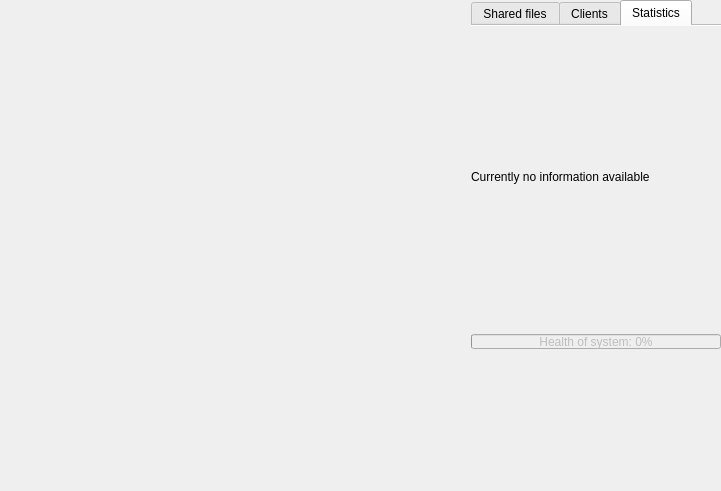
The window that textshredder_ui/editorview.ui (mitchelkuijpers/TextShredder) describes before a commit, drawn with Qt 5.
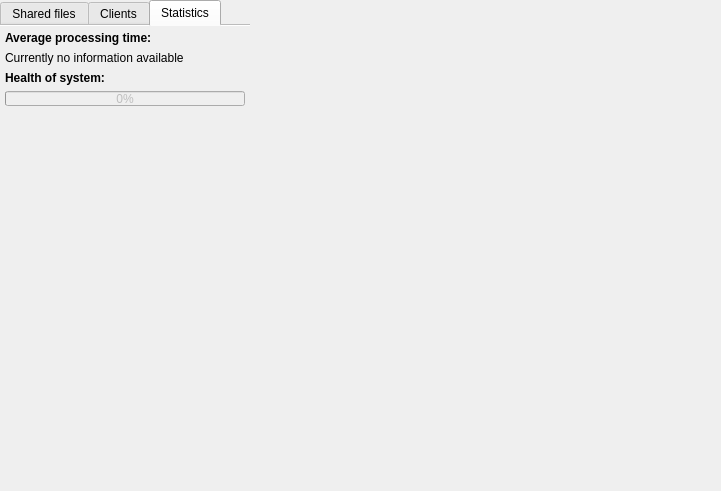
The same window after the commit. The open tabs and pages were chosen to show the change. Custom widgets are drawn as their Qt base class.

Commit message: Moved menu back to the left

Diff of the .ui file:
```diff
--- a/textshredder_ui/editorview.ui
+++ b/textshredder_ui/editorview.ui
@@ -33,6 +33,52 @@
        <number>0</number>
       </property>
       <item row="0" column="1">
+       <widget class="QTabWidget" name="openedFileTabs">
+        <property name="sizePolicy">
+         <sizepolicy hsizetype="Expanding" vsizetype="Expanding">
+          <horstretch>0</horstretch>
+          <verstretch>0</verstretch>
+         </sizepolicy>
+        </property>
+        <property name="minimumSize">
+         <size>
+          <width>0</width>
+          <height>216</height>
+         </size>
+        </property>
+        <property name="maximumSize">
+         <size>
+          <width>16777215</width>
+          <height>16777215</height>
+         </size>
+        </property>
+        <property name="sizeIncrement">
+         <size>
+          <width>0</width>
+          <height>0</height>
+         </size>
+        </property>
+        <property name="acceptDrops">
+         <bool>true</bool>
+        </property>
+        <property name="currentIndex">
+         <number>-1</number>
+        </property>
+        <property name="usesScrollButtons">
+         <bool>true</bool>
+        </property>
+        <property name="documentMode">
+         <bool>true</bool>
+        </property>
+        <property name="tabsClosable">
+         <bool>true</bool>
+        </property>
+        <property name="movable">
+         <bool>false</bool>
+        </property>
+       </widget>
+      </item>
+      <item row="0" column="0">
        <widget class="QTabWidget" name="tabWidget">
         <property name="sizePolicy">
          <sizepolicy hsizetype="Fixed" vsizetype="Expanding">
@@ -249,9 +295,9 @@
          </attribute>
          <layout class="QGridLayout" name="gridLayout_3">
           <property name="margin">
-           <number>0</number>
+           <number>5</number>
           </property>
-          <item row="2" column="0">
+          <item row="4" column="0">
            <widget class="QProgressBar" name="healthBar">
             <property name="enabled">
              <bool>false</bool>
@@ -281,11 +327,11 @@
              <bool>false</bool>
             </property>
             <property name="format">
-             <string>Health of system: %p%</string>
+             <string>%p%</string>
             </property>
            </widget>
           </item>
-          <item row="1" column="0">
+          <item row="2" column="0">
            <widget class="QLabel" name="processingTimeLabel">
             <property name="maximumSize">
              <size>
@@ -298,56 +344,49 @@
             </property>
            </widget>
           </item>
+          <item row="3" column="0">
+           <widget class="QLabel" name="label">
+            <property name="font">
+             <font>
+              <weight>75</weight>
+              <bold>true</bold>
+             </font>
+            </property>
+            <property name="text">
+             <string>Health of system:</string>
+            </property>
+           </widget>
+          </item>
+          <item row="5" column="0">
+           <spacer name="verticalSpacer">
+            <property name="orientation">
+             <enum>Qt::Vertical</enum>
+            </property>
+            <property name="sizeHint" stdset="0">
+             <size>
+              <width>20</width>
+              <height>40</height>
+             </size>
+            </property>
+           </spacer>
+          </item>
+          <item row="1" column="0">
+           <widget class="QLabel" name="label_2">
+            <property name="font">
+             <font>
+              <weight>75</weight>
+              <bold>true</bold>
+             </font>
+            </property>
+            <property name="text">
+             <string>Average processing time:</string>
+            </property>
+           </widget>
+          </item>
          </layout>
         </widget>
        </widget>
       </item>
-      <item row="0" column="0">
-       <widget class="QTabWidget" name="openedFileTabs">
-        <property name="sizePolicy">
-         <sizepolicy hsizetype="Expanding" vsizetype="Expanding">
-          <horstretch>0</horstretch>
-          <verstretch>0</verstretch>
-         </sizepolicy>
-        </property>
-        <property name="minimumSize">
-         <size>
-          <width>0</width>
-          <height>216</height>
-         </size>
-        </property>
-        <property name="maximumSize">
-         <size>
-          <width>16777215</width>
-          <height>16777215</height>
-         </size>
-        </property>
-        <property name="sizeIncrement">
-         <size>
-          <width>0</width>
-          <height>0</height>
-         </size>
-        </property>
-        <property name="acceptDrops">
-         <bool>true</bool>
-        </property>
-        <property name="currentIndex">
-         <number>-1</number>
-        </property>
-        <property name="usesScrollButtons">
-         <bool>true</bool>
-        </property>
-        <property name="documentMode">
-         <bool>true</bool>
-        </property>
-        <property name="tabsClosable">
-         <bool>true</bool>
-        </property>
-        <property name="movable">
-         <bool>false</bool>
-        </property>
-       </widget>
-      </item>
      </layout>
     </item>
    </layout>
```
Left out of the diff: 3 changed lines with no effect on the pictures. The commit also changes 1 other file.
